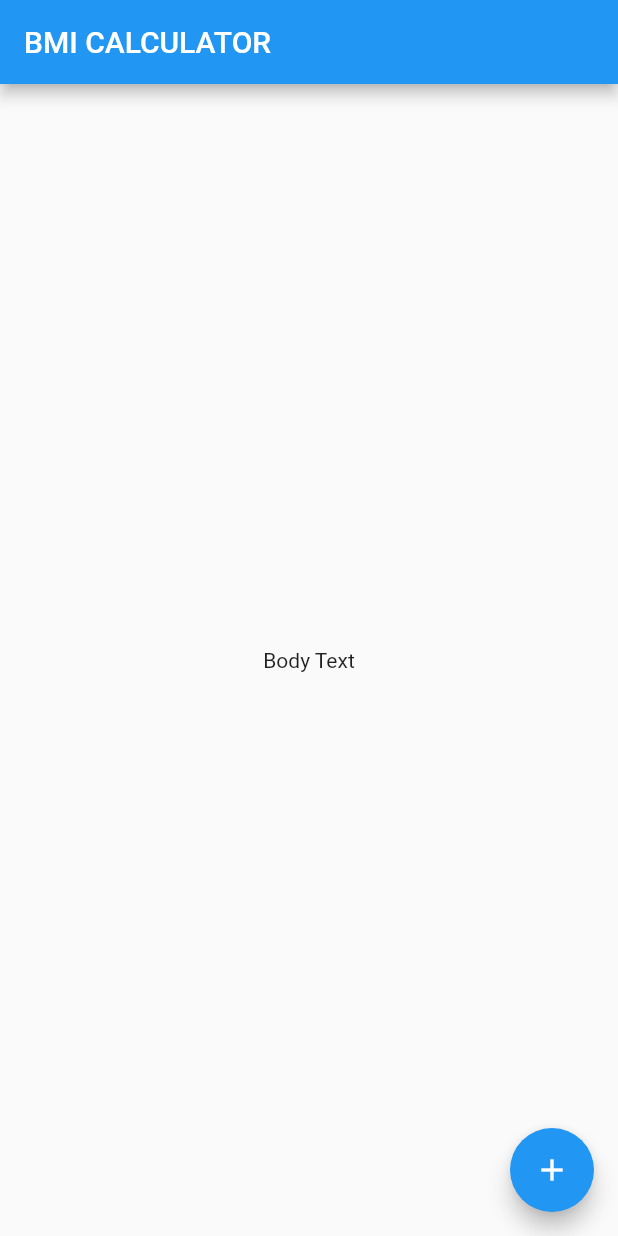
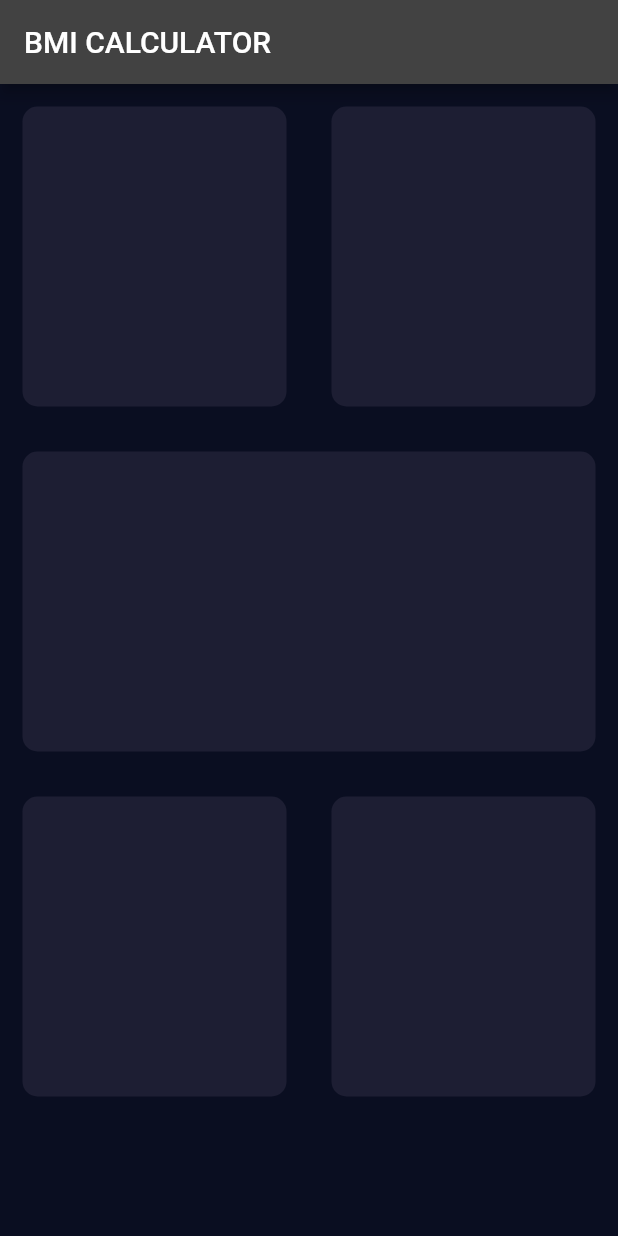
Before and after one commit to jedchoi/bmi-calculator-flutter, a Flutter app: the screen it shows after launch, on a phone screen of 412 x 824 dp. Run offline on Flutter 3.47's test engine with Material 2 defaults, Android fonts, the phone set to English and light mode, and no system bars.

Commit message:
카드 레이아웃 생성

```diff
--- /dev/null
+++ b/lib/input_page.dart
@@ -0,0 +1,88 @@
+import 'package:flutter/material.dart';
+
+class InputPage extends StatefulWidget {
+  @override
+  _InputPageState createState() => _InputPageState();
+}
+
+class _InputPageState extends State<InputPage> {
+  @override
+  Widget build(BuildContext context) {
+    return Scaffold(
+      appBar: AppBar(
+        title: Text('BMI CALCULATOR'),
+      ),
+      body: Column(
+        children: [
+          Row(
+            children: [
+              Expanded(
+                child: Container(
+                  margin: EdgeInsets.all(15.0),
+                  decoration: BoxDecoration(
+                    color: Color(0xFF1D1E33),
+                    borderRadius: BorderRadius.circular(10.0),
+                  ),
+                  height: 200.0,
+                  width: 170.0,
+                ),
+              ),
+              Expanded(
+                child: Container(
+                  margin: EdgeInsets.all(15.0),
+                  decoration: BoxDecoration(
+                    color: Color(0xFF1D1E33),
+                    borderRadius: BorderRadius.circular(10.0),
+                  ),
+                  height: 200.0,
+                  width: 170.0,
+                ),
+              ),
+            ],
+          ),
+          Row(
+            children: [
+              Expanded(
+                child: Container(
+                  margin: EdgeInsets.all(15.0),
+                  decoration: BoxDecoration(
+                    color: Color(0xFF1D1E33),
+                    borderRadius: BorderRadius.circular(10.0),
+                  ),
+                  height: 200.0,
+                  width: 170.0,
+                ),
+              ),
+            ],
+          ),
+          Row(
+            children: [
+              Expanded(
+                child: Container(
+                  margin: EdgeInsets.all(15.0),
+                  decoration: BoxDecoration(
+                    color: Color(0xFF1D1E33),
+                    borderRadius: BorderRadius.circular(10.0),
+                  ),
+                  height: 200.0,
+                  width: 170.0,
+                ),
+              ),
+              Expanded(
+                child: Container(
+                  margin: EdgeInsets.all(15.0),
+                  decoration: BoxDecoration(
+                    color: Color(0xFF1D1E33),
+                    borderRadius: BorderRadius.circular(10.0),
+                  ),
+                  height: 200.0,
+                  width: 170.0,
+                ),
+              ),
+            ],
+          ),
+        ],
+      ),
+    );
+  }
+}
--- a/lib/main.dart
+++ b/lib/main.dart
@@ -1,4 +1,5 @@
 import 'package:flutter/material.dart';
+import 'input_page.dart';
 
 void main() => runApp(BMICalculator());
 
@@ -6,29 +7,12 @@ class BMICalculator extends StatelessWidget {
   @override
   Widget build(BuildContext context) {
     return MaterialApp(
+      theme: ThemeData.dark().copyWith(
+        primaryColor: Color(0xFF0A0E21),
+        scaffoldBackgroundColor: Color(0xFF0A0E21),
+        textTheme: TextTheme(bodyText1: TextStyle(color: Colors.white)),
+      ),
       home: InputPage(),
     );
   }
 }
-
-class InputPage extends StatefulWidget {
-  @override
-  _InputPageState createState() => _InputPageState();
-}
-
-class _InputPageState extends State<InputPage> {
-  @override
-  Widget build(BuildContext context) {
-    return Scaffold(
-      appBar: AppBar(
-        title: Text('BMI CALCULATOR'),
-      ),
-      body: Center(
-        child: Text('Body Text'),
-      ),
-      floatingActionButton: FloatingActionButton(
-        child: Icon(Icons.add),
-      ),
-    );
-  }
-}
```
